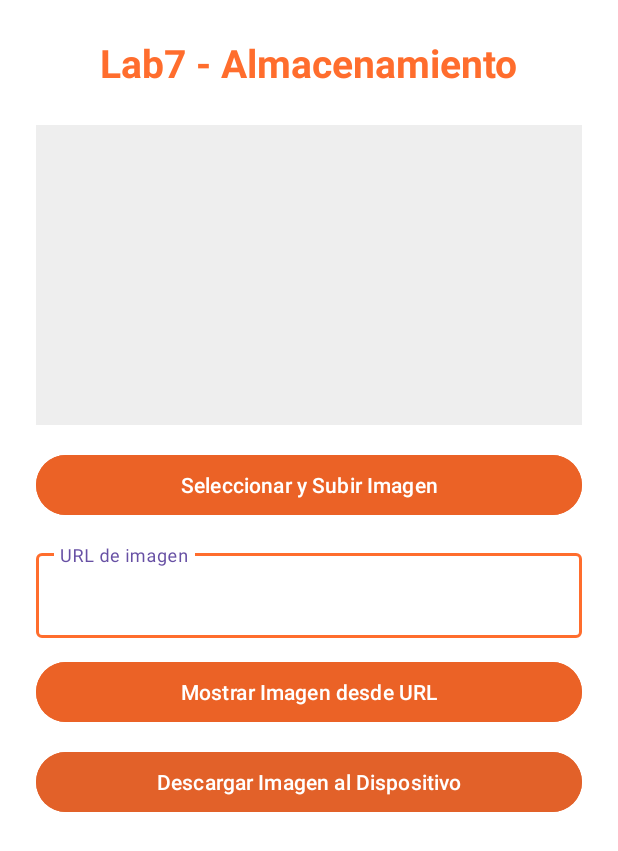
After one commit to Nilorc/IOT_LAB5_20213745, an Android app: the SubirFotoActivity screen opened directly, with no data from a screen before it, on a phone screen of 412 x 824 dp. The commit adds this screen. Shown: the top 851 px of the screen. Run offline under Robolectric (Android 15) with nearby library versions, the phone set to English and light mode, and no system bars; our stand-ins replace Picasso; libraries missing offline, so code that uses them is left out: com.cloudinary, com.cloudinary.utils; 1 statement that could not run was skipped.

Commit message:
Adaptacion para el lab 7 , almacenamiento en nube

```diff
--- a/app/build.gradle
+++ b/app/build.gradle
@@ -41,6 +41,8 @@ dependencies {
     implementation 'com.google.code.gson:gson:2.10.1'
     implementation 'androidx.appcompat:appcompat:1.6.1'
     implementation 'androidx.constraintlayout:constraintlayout:2.1.4'
+    implementation 'com.cloudinary:cloudinary-android:3.0.2'
+    implementation 'com.squareup.picasso:picasso:2.71828'
     testImplementation libs.junit
     androidTestImplementation libs.ext.junit
     androidTestImplementation libs.espresso.core
--- /dev/null
+++ b/app/src/main/java/com/example/mishabitos/SubirFotoActivity.java
@@ -0,0 +1,92 @@
+package com.example.mishabitos;
+
+import android.content.Intent;
+import android.net.Uri;
+import android.os.Bundle;
+import android.provider.MediaStore;
+import android.util.Patterns;
+import android.widget.Button;
+import android.widget.EditText;
+import android.widget.ImageView;
+import android.widget.Toast;
+
+import androidx.annotation.Nullable;
+import androidx.appcompat.app.AppCompatActivity;
+
+import com.example.mishabitos.services.AlmacenamientoNube;
+
+public class SubirFotoActivity extends AppCompatActivity {
+
+    private static final int PICK_IMAGE = 100;
+    private Uri imageUri;
+    private String imageUrlActual = null;
+
+    private AlmacenamientoNube almacenamientoNube;
+
+    private ImageView imageView;
+    private EditText editTextUrl;
+    private Button uploadButton, downloadButton, downloadToDeviceButton;
+
+    @Override
+    protected void onCreate(Bundle savedInstanceState) {
+        super.onCreate(savedInstanceState);
+        setContentView(R.layout.activity_subir_foto);
+
+        almacenamientoNube = new AlmacenamientoNube();
+
+        imageView = findViewById(R.id.imageView);
+        editTextUrl = findViewById(R.id.editTextUrl);
+        uploadButton = findViewById(R.id.uploadButton);
+        downloadButton = findViewById(R.id.downloadButton);
+        downloadToDeviceButton = findViewById(R.id.downloadToDeviceButton);
+
+        // Seleccionar imagen y subir
+        uploadButton.setOnClickListener(v -> {
+            Intent intent = new Intent(Intent.ACTION_PICK, MediaStore.Images.Media.EXTERNAL_CONTENT_URI);
+            startActivityForResult(intent, PICK_IMAGE);
+        });
+
+        // Mostrar imagen desde URL escrita manualmente
+        downloadButton.setOnClickListener(v -> {
+            String url = editTextUrl.getText().toString().trim();
+            if (url.isEmpty()) {
+                Toast.makeText(this, "⚠️ Ingresa una URL para mostrar la imagen", Toast.LENGTH_SHORT).show();
+            } else if (!Patterns.WEB_URL.matcher(url).matches()) {
+                Toast.makeText(this, "❌ La URL no es válida", Toast.LENGTH_SHORT).show();
+            } else {
+                almacenamientoNube.mostrarImagenEnView(url, imageView);
+                imageUrlActual = url;
+            }
+        });
+
+        // Descargar imagen al dispositivo
+        downloadToDeviceButton.setOnClickListener(v -> {
+            if (imageUrlActual != null && !imageUrlActual.isEmpty()) {
+                almacenamientoNube.descargarImagenDispositivo(imageUrlActual, this, "imagen_descargada");
+            } else {
+                Toast.makeText(this, "❌ No hay imagen disponible para descargar", Toast.LENGTH_SHORT).show();
+            }
+        });
+    }
+
+    @Override
+    protected void onActivityResult(int requestCode, int resultCode, @Nullable Intent data) {
+        super.onActivityResult(requestCode, resultCode, data);
+        if (requestCode == PICK_IMAGE && resultCode == RESULT_OK && data != null) {
+            imageUri = data.getData();
+            if (imageUri != null) {
+                imageView.setImageURI(imageUri);
+
+                almacenamientoNube.uploadImage(imageUri, this, new AlmacenamientoNube.OnUploadListener() {
+                    @Override
+                    public void onUploadSuccess(String url) {
+                        imageUrlActual = url;
+                        editTextUrl.setText(url);
+                    }
+                });
+            } else {
+                Toast.makeText(this, "❌ No se pudo obtener la imagen seleccionada", Toast.LENGTH_SHORT).show();
+            }
+        }
+    }
+}
--- /dev/null
+++ b/app/src/main/res/layout/activity_subir_foto.xml
@@ -0,0 +1,87 @@
+<?xml version="1.0" encoding="utf-8"?>
+<ScrollView xmlns:android="http://schemas.android.com/apk/res/android"
+    xmlns:app="http://schemas.android.com/apk/res-auto"
+    xmlns:tools="http://schemas.android.com/tools"
+    android:layout_width="match_parent"
+    android:layout_height="match_parent"
+    android:background="#FFFFFF"
+    tools:context=".SubirFotoActivity">
+
+    <LinearLayout
+        android:layout_width="match_parent"
+        android:layout_height="wrap_content"
+        android:orientation="vertical"
+        android:padding="24dp"
+        android:gravity="center_horizontal">
+
+        <!-- Título -->
+        <TextView
+            android:layout_width="wrap_content"
+            android:layout_height="wrap_content"
+            android:text="Lab7 - Almacenamiento"
+            android:textSize="26sp"
+            android:textStyle="bold"
+            android:textColor="#FF6D2D"
+            android:layout_marginBottom="24dp" />
+
+        <!-- Imagen seleccionada / descargada -->
+        <ImageView
+            android:id="@+id/imageView"
+            android:layout_width="match_parent"
+            android:layout_height="200dp"
+            android:scaleType="centerCrop"
+            android:layout_marginBottom="16dp"
+            android:background="#EEEEEE" />
+
+        <!-- Botón: Seleccionar y subir imagen -->
+        <com.google.android.material.button.MaterialButton
+            android:id="@+id/uploadButton"
+            android:layout_width="match_parent"
+            android:layout_height="wrap_content"
+            android:text="Seleccionar y Subir Imagen"
+            android:textColor="#FFFFFF"
+            android:backgroundTint="#EB6226"
+            app:cornerRadius="40dp"
+            android:layout_marginBottom="16dp" />
+
+        <!-- Campo: URL de imagen (subida o externa) -->
+        <com.google.android.material.textfield.TextInputLayout
+            android:layout_width="match_parent"
+            android:layout_height="wrap_content"
+            app:boxBackgroundMode="outline"
+            app:boxStrokeColor="#FF6D2D"
+            android:layout_marginBottom="12dp">
+
+            <com.google.android.material.textfield.TextInputEditText
+                android:id="@+id/editTextUrl"
+                android:layout_width="match_parent"
+                android:layout_height="wrap_content"
+                android:hint="URL de imagen"
+                android:textColor="#FF6D2D"
+                android:textColorHint="#FF6D2D" />
+        </com.google.android.material.textfield.TextInputLayout>
+
+        <!-- Botón: Ver imagen desde URL -->
+        <com.google.android.material.button.MaterialButton
+            android:id="@+id/downloadButton"
+            android:layout_width="match_parent"
+            android:layout_height="wrap_content"
+            android:text="Mostrar Imagen desde URL"
+            android:textColor="#FFFFFF"
+            android:backgroundTint="#EB6226"
+            app:cornerRadius="40dp"
+            android:layout_marginBottom="12dp" />
+
+        <!-- Botón: Descargar imagen al dispositivo -->
+        <com.google.android.material.button.MaterialButton
+            android:id="@+id/downloadToDeviceButton"
+            android:layout_width="match_parent"
+            android:layout_height="wrap_content"
+            android:text="Descargar Imagen al Dispositivo"
+            android:textColor="#FFFFFF"
+            android:backgroundTint="#E26129"
+            app:cornerRadius="40dp"
+            android:layout_marginBottom="24dp" />
+
+    </LinearLayout>
+</ScrollView>
```
Also changed, not shown: app/src/main/AndroidManifest.xml (+12 -4 lines), app/src/main/java/com/example/mishabitos/App.java (+11 -0 lines), app/src/main/java/com/example/mishabitos/MainActivity.java (+19 -24 lines), app/src/main/java/com/example/mishabitos/services/AlmacenamientoNube.java (added, +85 -0 lines), app/src/main/res/layout/activity_habitos.xml (+5 -4 lines), app/src/main/res/layout/activity_main.xml (+24 -10 lines).
